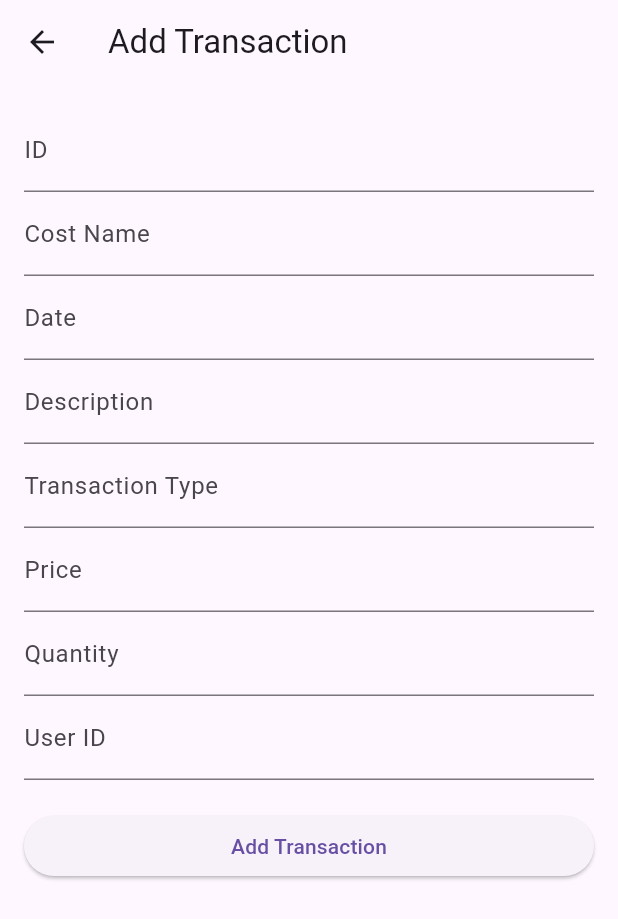
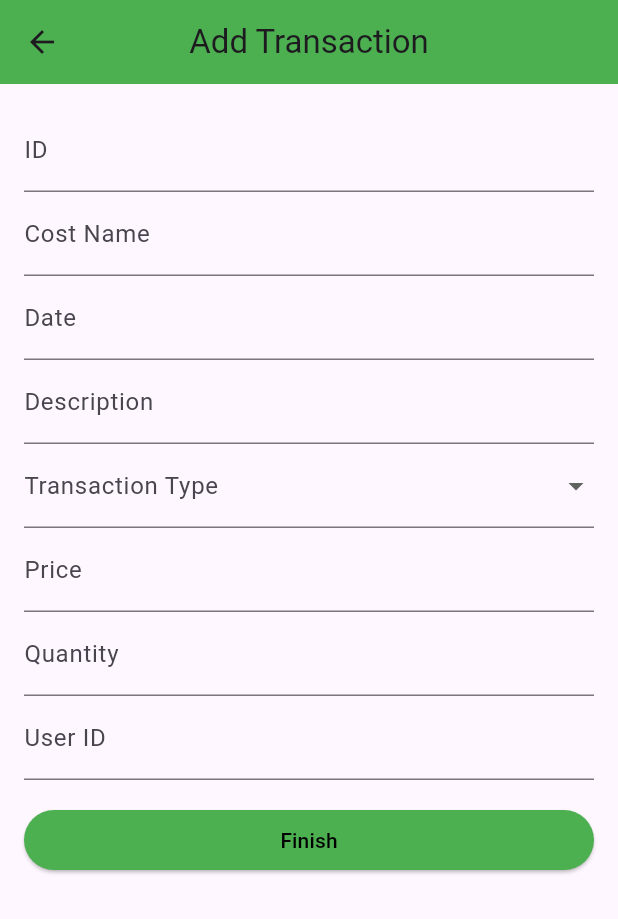
Before and after one commit to App-Moviles-Ayni/ayni_flutter_app, a Flutter app: the AddTransactionScreen screen opened directly, on a phone screen of 412 x 824 dp. Shown: the top 919 px of the screen. Run offline on Flutter 3.47's test engine with Material 3 defaults, Android fonts, the phone set to English and light mode, and no system bars; network calls fail.

```diff
--- a/lib/finance_screens/screens/transaction_form.dart
+++ b/lib/finance_screens/screens/transaction_form.dart
@@ -20,11 +20,18 @@ class _AddTransactionScreenState extends State<AddTransactionScreen> {
   String? _quantity;
   int? _userId;
 
+  // Lista de opciones para el DropdownMenu
+  final List<String> transactionTypes = ['Cost', 'Profits'];
+  // Estado para mantener la opción seleccionada
+  String? _selectedTransactionType;
+
   @override
   Widget build(BuildContext context) {
     return Scaffold(
       appBar: AppBar(
-        title: Text('Add Transaction'),
+        title: const Text('Add Transaction'),
+        backgroundColor: Colors.green,
+        centerTitle: true,
       ),
       body: Padding(
         padding: const EdgeInsets.all(16.0),
@@ -77,13 +84,26 @@ class _AddTransactionScreenState extends State<AddTransactionScreen> {
                   return null;
                 },
               ),
-              TextFormField(
+              // Cambiar TextFormField por DropdownButtonFormField
+              DropdownButtonFormField(
                 decoration: InputDecoration(labelText: 'Transaction Type'),
+                value: _selectedTransactionType,
+                items: transactionTypes.map((type) {
+                  return DropdownMenuItem(
+                    value: type,
+                    child: Text(type),
+                  );
+                }).toList(),
+                onChanged: (String? value) {
+                  setState(() {
+                    _selectedTransactionType = value;
+                    _transactionType = value; // Guardar la opción seleccionada
+                  });
+                },
                 validator: (value) {
                   if (value == null || value.isEmpty) {
-                    return 'Please enter transaction type';
+                    return 'Please select transaction type';
                   }
-                  _transactionType = value;
                   return null;
                 },
               ),
@@ -127,7 +147,7 @@ class _AddTransactionScreenState extends State<AddTransactionScreen> {
                   return null;
                 },
               ),
-              SizedBox(height: 20),
+              SizedBox(height: 16),
               ElevatedButton(
                 onPressed: () async {
                   if (_formKey.currentState!.validate()) {
@@ -146,7 +166,11 @@ class _AddTransactionScreenState extends State<AddTransactionScreen> {
                     Navigator.pop(context, transaction);
                   }
                 },
-                child: Text('Add Transaction'),
+                style: ButtonStyle(
+                  foregroundColor: WidgetStateProperty.all<Color>(Colors.black),
+                  backgroundColor: WidgetStateProperty.all<Color>(Colors.green),
+                ),
+                child: const Text('Finish'),
               ),
             ],
           ),
--- a/lib/finance_screens/services/transaction_service.dart
+++ b/lib/finance_screens/services/transaction_service.dart
@@ -47,4 +47,6 @@ class TransactionService {
       throw Exception('Failed to create transaction');
     }
   }
+
+
 }
```
Also changed, not shown: lib/finance_screens/screens/transaction_panels.dart (+33 -12 lines).
